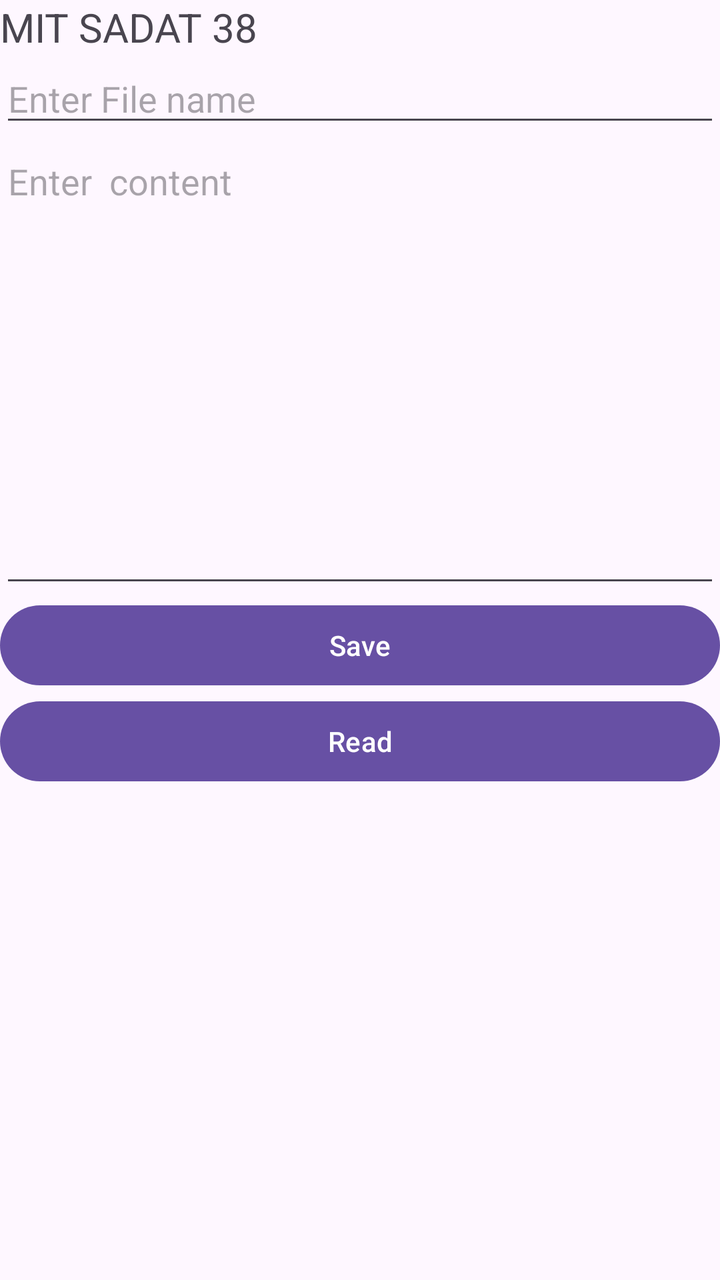
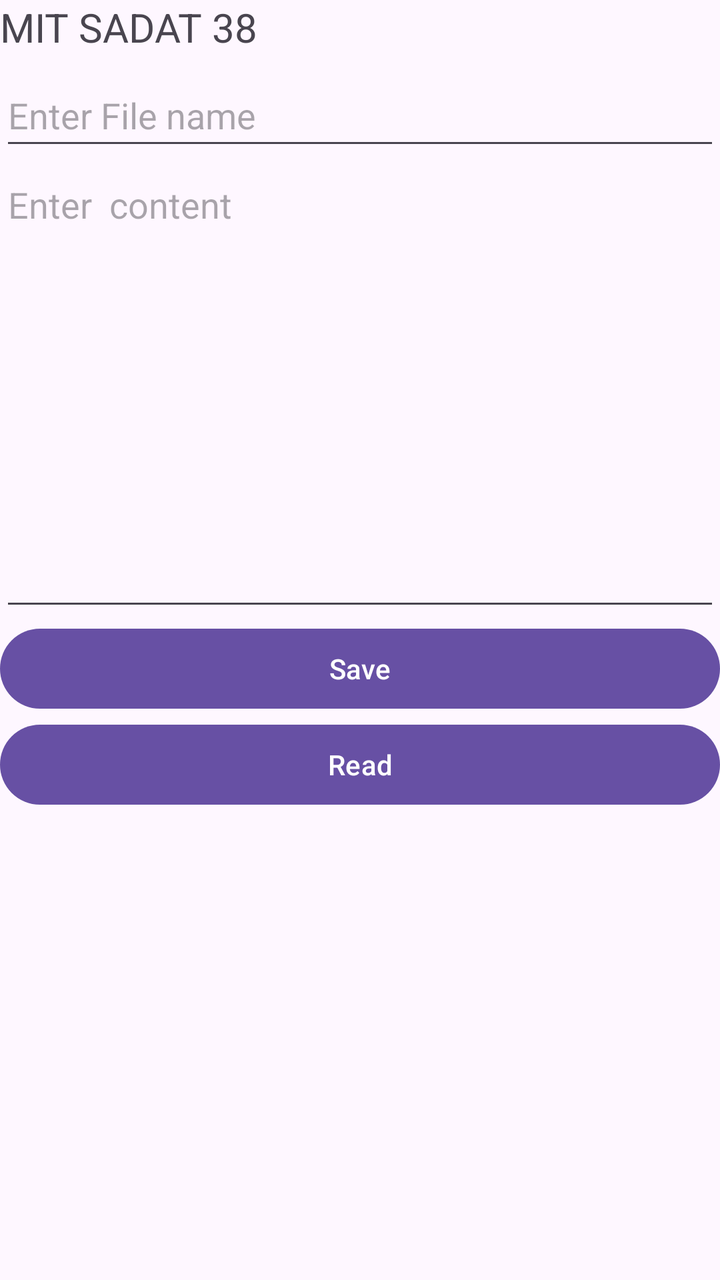

An Android layout rendered at two revisions. The XML below is the earlier revision; the diff shows what the commit changed to produce the second picture.
<!-- AndroidManifest.xml: application theme Theme.MyApp -->
<!-- res/layout/activity_practical9.xml -->
<?xml version="1.0" encoding="utf-8"?>
<LinearLayout xmlns:android="http://schemas.android.com/apk/res/android"
    xmlns:app="http://schemas.android.com/apk/res-auto"
    xmlns:tools="http://schemas.android.com/tools"
    android:id="@+id/main"
    android:orientation="vertical"
    android:layout_width="match_parent"
    android:layout_height="match_parent"
    tools:context=".Practical9"
    android:fitsSystemWindows="true">
    <TextView
        android:layout_width="match_parent"
        android:layout_height="wrap_content"
        android:inputType="text"
        android:text="MIT SADAT 38"
        android:textSize="20dp" />

    <EditText
        android:id="@+id/etFilename"
        android:layout_width="match_parent"
        android:layout_height="wrap_content"
        android:ems="10"
        android:hint="Enter File name"
        android:inputType="text" />

    <EditText
        android:id="@+id/etContent"
        android:layout_width="match_parent"
        android:layout_height="wrap_content"
        android:ems="10"
        android:gravity="start|top"
        android:hint="Enter  content "
        android:inputType="textMultiLine"
        android:maxLines="10"
        android:minLines="10"
        android:overScrollMode="ifContentScrolls" />

    <Button
        android:id="@+id/btnSave"
        android:layout_width="match_parent"
        android:layout_height="wrap_content"
        android:text="Save" />

    <Button
        android:id="@+id/btnRead"
        android:layout_width="match_parent"
        android:layout_height="wrap_content"
        android:text="Read" />

    <TextView
        android:id="@+id/TvRead"
        android:layout_width="match_parent"
        android:layout_height="wrap_content" />


</LinearLayout>
<!-- resources referenced by this layout -->
<resources>
  <style name="Theme.MyApp" parent="Base.Theme.MyApp" />
  <style name="Base.Theme.MyApp" parent="Theme.Material3.DayNight.NoActionBar">
          
          
      </style>
</resources>

<!-- the commit's change to res/layout/activity_practical9.xml (unified diff, before → after) -->
@@ -1,6 +1,5 @@
 <?xml version="1.0" encoding="utf-8"?>
 <LinearLayout xmlns:android="http://schemas.android.com/apk/res/android"
-    xmlns:app="http://schemas.android.com/apk/res-auto"
     xmlns:tools="http://schemas.android.com/tools"
     android:id="@+id/main"
     android:orientation="vertical"
@@ -12,6 +11,7 @@
         android:layout_width="match_parent"
         android:layout_height="wrap_content"
         android:inputType="text"
+        android:minHeight="32dp"
         android:text="MIT SADAT 38"
         android:textSize="20dp" />
 
@@ -21,7 +21,8 @@
         android:layout_height="wrap_content"
         android:ems="10"
         android:hint="Enter File name"
-        android:inputType="text" />
+        android:inputType="text"
+        android:minHeight="48dp" />
 
     <EditText
         android:id="@+id/etContent"
